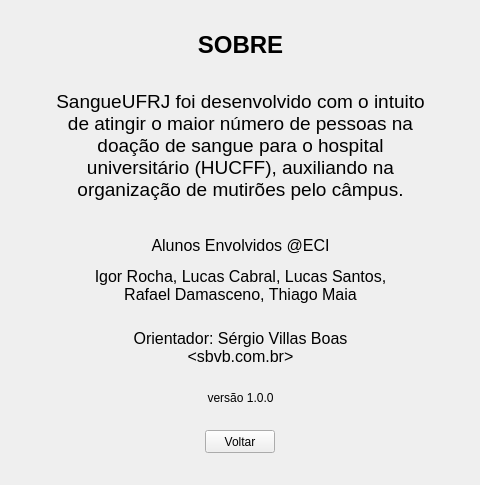
First picture: the form in dev/sangueDaUFRJ/about.ui, repository lucasdepaula/sbvbproject, before the edit.
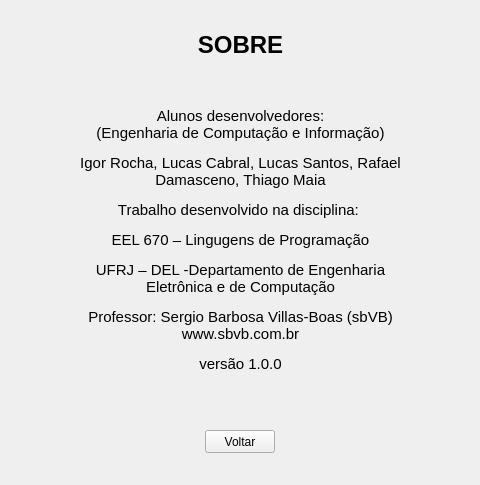
Second picture: the form after the edit. Icons and pictures are not drawn.

Commit message:
Changes to MainWindow, NewDrive and About
Improved code of MainWindow.cpp, started to implemente database
functions in NewDive.cpp, and added sbvb info to About section. To make
space for changes, I removed the label containing:

<html><head/><body><p align="center"><span style="
font-size:14pt;">SangueUFRJ foi desenvolvido com o intuito de atingir o
maior número de pessoas na doação de sangue para o hospital
universitário (HUCFF), auxiliando na organização de mutirões pelo
campus.</span></p></body></html>

What changed in the file:
```diff
--- a/dev/sangueDaUFRJ/about.ui
+++ b/dev/sangueDaUFRJ/about.ui
@@ -77,35 +77,16 @@
    <property name="geometry">
     <rect>
      <x>80</x>
-     <y>230</y>
+     <y>60</y>
      <width>321</width>
-     <height>181</height>
+     <height>361</height>
     </rect>
    </property>
    <property name="styleSheet">
     <string notr="true">background:transparent;</string>
    </property>
    <property name="text">
-    <string>&lt;html&gt;&lt;head/&gt;&lt;body&gt;&lt;p align=&quot;center&quot;&gt;&lt;span style=&quot; font-size:12pt;&quot;&gt;Alunos Envolvidos @ECI&lt;/span&gt;&lt;/p&gt;&lt;p align=&quot;center&quot;&gt;&lt;span style=&quot; font-size:12pt;&quot;&gt;Igor Rocha, Lucas Cabral, Lucas Santos, Rafael Damasceno, Thiago Maia&lt;/span&gt;&lt;br/&gt;&lt;/p&gt;&lt;p align=&quot;center&quot;&gt;&lt;span style=&quot; font-size:12pt;&quot;&gt;Orientador: Sérgio Villas Boas &amp;lt;sbvb.com.br&amp;gt;&lt;/span&gt;&lt;br/&gt;&lt;/p&gt;&lt;p align=&quot;center&quot;&gt;versão 1.0.0&lt;/p&gt;&lt;/body&gt;&lt;/html&gt;</string>
-   </property>
-   <property name="wordWrap">
-    <bool>true</bool>
-   </property>
-  </widget>
-  <widget class="QLabel" name="label_6">
-   <property name="geometry">
-    <rect>
-     <x>50</x>
-     <y>70</y>
-     <width>381</width>
-     <height>151</height>
-    </rect>
-   </property>
-   <property name="styleSheet">
-    <string notr="true">background:transparent;</string>
-   </property>
-   <property name="text">
-    <string>&lt;html&gt;&lt;head/&gt;&lt;body&gt;&lt;p align=&quot;center&quot;&gt;&lt;span style=&quot; font-size:14pt;&quot;&gt;SangueUFRJ foi desenvolvido com o intuito de atingir o maior número de pessoas na doação de sangue para o hospital universitário (HUCFF), auxiliando na organização de mutirões pelo câmpus.&lt;/span&gt;&lt;/p&gt;&lt;/body&gt;&lt;/html&gt;</string>
+    <string>&lt;html&gt;&lt;head/&gt;&lt;body&gt;&lt;p align=&quot;center&quot;&gt;&lt;span style=&quot; font-size:11pt;&quot;&gt;Alunos desenvolvedores:&lt;br/&gt;(Engenharia de Computação e Informação)&lt;/span&gt;&lt;/p&gt;&lt;p align=&quot;center&quot;&gt;&lt;span style=&quot; font-size:11pt;&quot;&gt;Igor Rocha, Lucas Cabral, Lucas Santos, Rafael Damasceno, Thiago Maia&lt;/span&gt;&lt;/p&gt;&lt;p align=&quot;center&quot;&gt;&lt;span style=&quot; font-size:11pt;&quot;&gt;Trabalho desenvolvido na disciplina: &lt;/span&gt;&lt;/p&gt;&lt;p align=&quot;center&quot;&gt;&lt;span style=&quot; font-size:11pt;&quot;&gt;EEL 670 – Lingugens de Programação&lt;/span&gt;&lt;/p&gt;&lt;p align=&quot;center&quot;&gt;&lt;span style=&quot; font-size:11pt;&quot;&gt;UFRJ – DEL -Departamento de Engenharia Eletrônica e de Computação&lt;/span&gt;&lt;/p&gt;&lt;p align=&quot;center&quot;&gt;&lt;span style=&quot; font-size:11pt;&quot;&gt;Professor: Sergio Barbosa Villas-Boas (sbVB) www.sbvb.com.br&lt;/span&gt;&lt;/p&gt;&lt;p align=&quot;center&quot;&gt;&lt;span style=&quot; font-size:11pt;&quot;&gt;versão 1.0.0&lt;/span&gt;&lt;/p&gt;&lt;/body&gt;&lt;/html&gt;</string>
    </property>
    <property name="wordWrap">
     <bool>true</bool>
```
The commit also changes 6 other files.
